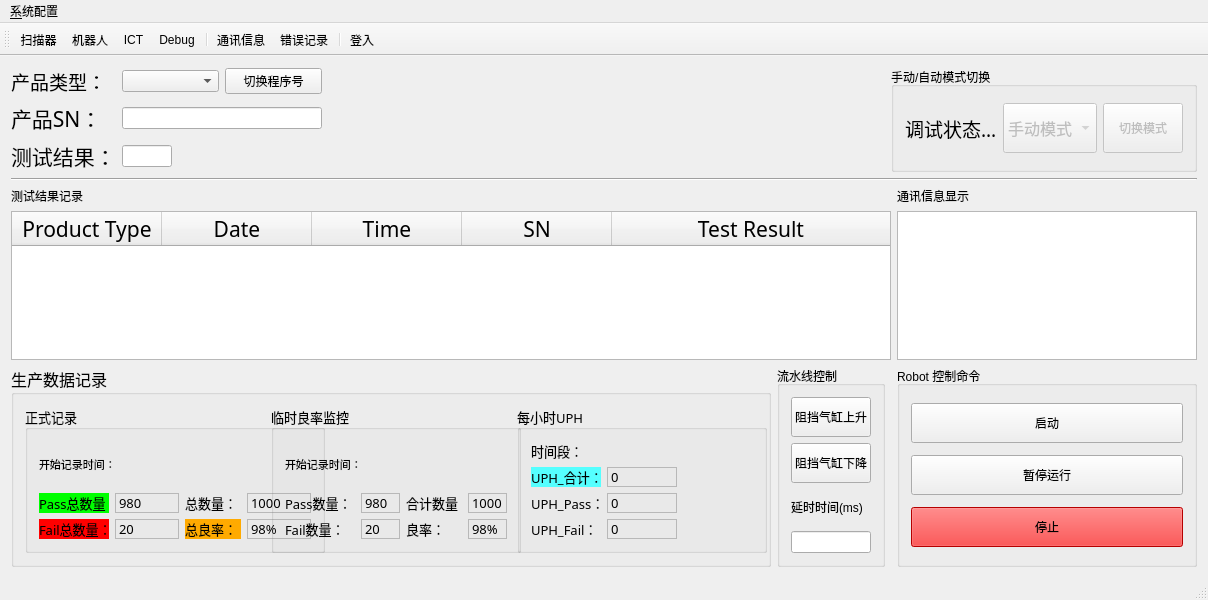
Qt form ict_ur10.ui (eveningwyn/ICT_UR10) before a commit.
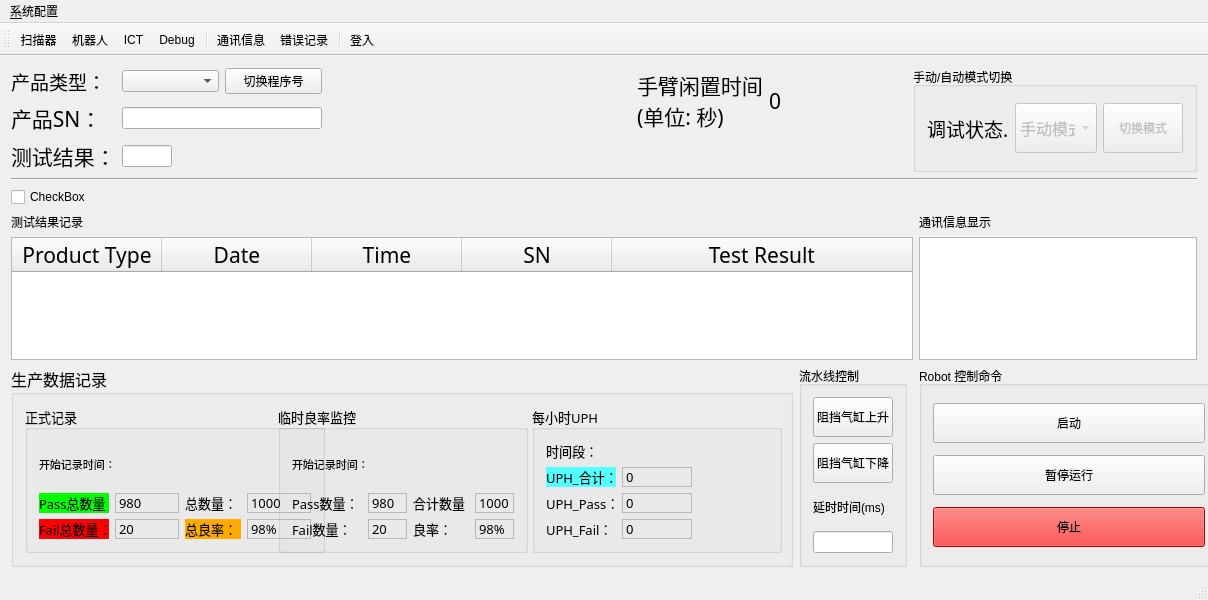
The same form after that commit. Icons and pictures are not drawn.

```diff
--- a/ict_ur10.ui
+++ b/ict_ur10.ui
@@ -25,7 +25,25 @@
   </property>
   <widget class="QWidget" name="centralWidget">
    <layout class="QGridLayout" name="gridLayout">
-    <item row="7" column="0" colspan="6">
+    <item row="0" column="1">
+     <layout class="QHBoxLayout" name="horizontalLayout">
+      <item>
+       <widget class="QComboBox" name="comboBoxTypeSelect">
+        <property name="statusTip">
+         <string>选择产品类型</string>
+        </property>
+       </widget>
+      </item>
+      <item>
+       <widget class="QPushButton" name="pushButtonTypeSelect">
+        <property name="text">
+         <string>切换程序号</string>
+        </property>
+       </widget>
+      </item>
+     </layout>
+    </item>
+    <item row="8" column="0" colspan="6">
      <widget class="QLabel" name="labelResultList">
       <property name="text">
        <string>测试结果记录</string>
@@ -45,75 +63,7 @@
       </property>
      </widget>
     </item>
-    <item row="2" column="8">
-     <spacer name="horizontalSpacer_2">
-      <property name="orientation">
-       <enum>Qt::Horizontal</enum>
-      </property>
-      <property name="sizeHint" stdset="0">
-       <size>
-        <width>40</width>
-        <height>20</height>
-       </size>
-      </property>
-     </spacer>
-    </item>
-    <item row="1" column="0">
-     <widget class="QLabel" name="labelSN">
-      <property name="font">
-       <font>
-        <family>宋体</family>
-        <pointsize>16</pointsize>
-       </font>
-      </property>
-      <property name="text">
-       <string>产品SN：</string>
-      </property>
-     </widget>
-    </item>
-    <item row="2" column="0">
-     <widget class="QLabel" name="labelResult">
-      <property name="font">
-       <font>
-        <family>宋体</family>
-        <pointsize>16</pointsize>
-       </font>
-      </property>
-      <property name="text">
-       <string>测试结果：</string>
-      </property>
-     </widget>
-    </item>
-    <item row="2" column="1">
-     <widget class="QLineEdit" name="lineEditResult">
-      <property name="maximumSize">
-       <size>
-        <width>50</width>
-        <height>16777215</height>
-       </size>
-      </property>
-      <property name="statusTip">
-       <string>当前产品测试结果</string>
-      </property>
-      <property name="text">
-       <string/>
-      </property>
-      <property name="readOnly">
-       <bool>true</bool>
-      </property>
-     </widget>
-    </item>
-    <item row="8" column="13">
-     <widget class="QTextBrowser" name="textBrowser_show_error"/>
-    </item>
-    <item row="4" column="0" colspan="14">
-     <widget class="Line" name="line">
-      <property name="orientation">
-       <enum>Qt::Horizontal</enum>
-      </property>
-     </widget>
-    </item>
-    <item row="9" column="0" colspan="11">
+    <item row="10" column="0" colspan="11">
      <widget class="QGroupBox" name="groupBox">
       <property name="font">
        <font>
@@ -816,7 +766,7 @@
       </layout>
      </widget>
     </item>
-    <item row="9" column="13">
+    <item row="10" column="13">
      <widget class="QGroupBox" name="groupBox_4">
       <property name="minimumSize">
        <size>
@@ -946,7 +896,52 @@
       </layout>
      </widget>
     </item>
-    <item row="8" column="0" colspan="13">
+    <item row="10" column="11">
+     <widget class="QGroupBox" name="groupBox_7">
+      <property name="title">
+       <string>流水线控制</string>
+      </property>
+      <layout class="QGridLayout" name="gridLayout_8">
+       <item row="2" column="0">
+        <widget class="QLabel" name="label_12">
+         <property name="text">
+          <string>延时时间(ms)</string>
+         </property>
+        </widget>
+       </item>
+       <item row="0" column="0">
+        <widget class="QPushButton" name="pushButton_cylinder_up">
+         <property name="minimumSize">
+          <size>
+           <width>0</width>
+           <height>40</height>
+          </size>
+         </property>
+         <property name="text">
+          <string>阻挡气缸上升</string>
+         </property>
+        </widget>
+       </item>
+       <item row="1" column="0">
+        <widget class="QPushButton" name="pushButton_cylinder_down">
+         <property name="minimumSize">
+          <size>
+           <width>0</width>
+           <height>40</height>
+          </size>
+         </property>
+         <property name="text">
+          <string>阻挡气缸下降</string>
+         </property>
+        </widget>
+       </item>
+       <item row="3" column="0">
+        <widget class="QLineEdit" name="lineEdit_line_wait_time"/>
+       </item>
+      </layout>
+     </widget>
+    </item>
+    <item row="9" column="0" colspan="13">
      <widget class="QTableWidget" name="tableWidgetResultList">
       <property name="statusTip">
        <string>测试结果记录清单</string>
@@ -1034,14 +1029,14 @@
       </column>
      </widget>
     </item>
-    <item row="7" column="13">
+    <item row="8" column="13">
      <widget class="QLabel" name="labelResultList_2">
       <property name="text">
        <string>通讯信息显示</string>
       </property>
      </widget>
     </item>
-    <item row="9" column="12">
+    <item row="10" column="12">
      <spacer name="horizontalSpacer_3">
       <property name="orientation">
        <enum>Qt::Horizontal</enum>
@@ -1073,67 +1068,132 @@
       </property>
      </widget>
     </item>
-    <item row="0" column="1">
-     <layout class="QHBoxLayout" name="horizontalLayout">
-      <item>
-       <widget class="QComboBox" name="comboBoxTypeSelect">
-        <property name="statusTip">
-         <string>选择产品类型</string>
-        </property>
-       </widget>
-      </item>
-      <item>
-       <widget class="QPushButton" name="pushButtonTypeSelect">
-        <property name="text">
-         <string>切换程序号</string>
-        </property>
-       </widget>
-      </item>
-     </layout>
+    <item row="1" column="0">
+     <widget class="QLabel" name="labelSN">
+      <property name="font">
+       <font>
+        <family>宋体</family>
+        <pointsize>16</pointsize>
+       </font>
+      </property>
+      <property name="text">
+       <string>产品SN：</string>
+      </property>
+     </widget>
     </item>
-    <item row="9" column="11">
-     <widget class="QGroupBox" name="groupBox_7">
-      <property name="title">
-       <string>流水线控制</string>
+    <item row="2" column="0">
+     <widget class="QLabel" name="labelResult">
+      <property name="font">
+       <font>
+        <family>宋体</family>
+        <pointsize>16</pointsize>
+       </font>
       </property>
-      <layout class="QGridLayout" name="gridLayout_8">
-       <item row="2" column="0">
-        <widget class="QLabel" name="label_12">
-         <property name="text">
-          <string>延时时间(ms)</string>
-         </property>
-        </widget>
-       </item>
-       <item row="0" column="0">
-        <widget class="QPushButton" name="pushButton_cylinder_up">
-         <property name="minimumSize">
-          <size>
-           <width>0</width>
-           <height>40</height>
-          </size>
-         </property>
-         <property name="text">
-          <string>阻挡气缸上升</string>
-         </property>
-        </widget>
-       </item>
-       <item row="1" column="0">
-        <widget class="QPushButton" name="pushButton_cylinder_down">
-         <property name="minimumSize">
-          <size>
-           <width>0</width>
-           <height>40</height>
-          </size>
-         </property>
-         <property name="text">
-          <string>阻挡气缸下降</string>
-         </property>
-        </widget>
-       </item>
-       <item row="3" column="0">
-        <widget class="QLineEdit" name="lineEdit_line_wait_time"/>
-       </item>
-      </layout>
+      <property name="text">
+       <string>测试结果：</string>
+      </property>
+     </widget>
+    </item>
+    <item row="2" column="1">
+     <widget class="QLineEdit" name="lineEditResult">
+      <property name="maximumSize">
+       <size>
+        <width>50</width>
+        <height>16777215</height>
+       </size>
+      </property>
+      <property name="statusTip">
+       <string>当前产品测试结果</string>
+      </property>
+      <property name="text">
+       <string/>
+      </property>
+      <property name="readOnly">
+       <bool>true</bool>
+      </property>
+     </widget>
+    </item>
+    <item row="9" column="13">
+     <widget class="QTextBrowser" name="textBrowser_show_error"/>
+    </item>
+    <item row="4" column="0" colspan="14">
+     <widget class="Line" name="line">
+      <property name="orientation">
+       <enum>Qt::Horizontal</enum>
+      </property>
+     </widget>
+    </item>
+    <item row="5" column="0">
+     <widget class="QCheckBox" name="checkBox">
+      <property name="text">
+       <string>CheckBox</string>
+      </property>
+     </widget>
+    </item>
+    <item row="2" column="2" colspan="10">
+     <spacer name="horizontalSpacer_2">
+      <property name="orientation">
+       <enum>Qt::Horizontal</enum>
+      </property>
+      <property name="sizeHint" stdset="0">
+       <size>
+        <width>40</width>
+        <height>20</height>
+       </size>
+      </property>
+     </spacer>
+    </item>
+    <item row="0" column="2">
+     <spacer name="horizontalSpacer">
+      <property name="orientation">
+       <enum>Qt::Horizontal</enum>
+      </property>
+      <property name="sizeHint" stdset="0">
+       <size>
+        <width>40</width>
+        <height>20</height>
+       </size>
+      </property>
+     </spacer>
+    </item>
+    <item row="0" column="11">
+     <spacer name="horizontalSpacer_4">
+      <property name="orientation">
+       <enum>Qt::Horizontal</enum>
+      </property>
+      <property name="sizeHint" stdset="0">
+       <size>
+        <width>40</width>
+        <height>20</height>
+       </size>
+      </property>
+     </spacer>
+    </item>
+    <item row="0" column="7" rowspan="2">
+     <widget class="QLabel" name="label_13">
+      <property name="font">
+       <font>
+        <family>新宋体</family>
+        <pointsize>16</pointsize>
+       </font>
+      </property>
+      <property name="text">
+       <string>手臂闲置时间
+(单位: 秒)</string>
+      </property>
+     </widget>
+    </item>
+    <item row="0" column="8" rowspan="2">
+     <widget class="QLabel" name="label_IdleTime">
+      <property name="font">
+       <font>
+        <family>新宋体</family>
+        <pointsize>16</pointsize>
+       </font>
+      </property>
+      <property name="text">
+       <string>0</string>
+      </property>
      </widget>
     </item>
    </layout>
```
